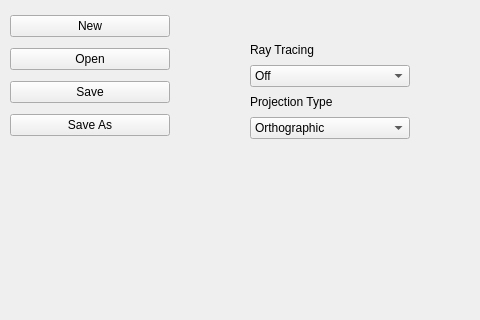
Before: the Qt Designer form src/qt/components.ui in odomaj/SolidKindaWorks, drawn with Qt 5; both pictures show x 0 to 480 and y 0 to 320 of the 905 by 516 pixel window.
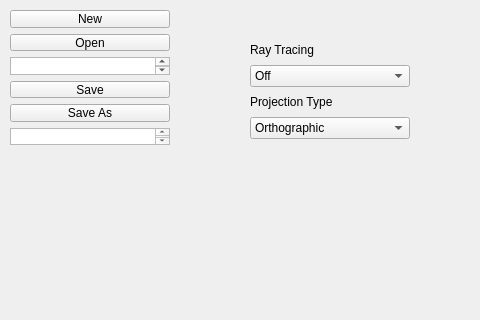
After: the same form once the commit is applied.

Diff of the .ui file:
```diff
--- a/src/qt/components.ui
+++ b/src/qt/components.ui
@@ -37,6 +37,9 @@
       </property>
      </widget>
     </item>
+    <item>
+     <widget class="QPlainTextEdit" name="open_text"/>
+    </item>
     <item>
      <widget class="QPushButton" name="save_button">
       <property name="text">
@@ -51,6 +54,9 @@
       </property>
      </widget>
     </item>
+    <item>
+     <widget class="QPlainTextEdit" name="save_as_text"/>
+    </item>
    </layout>
   </widget>
   <widget class="QWidget" name="verticalLayoutWidget_2">
```
